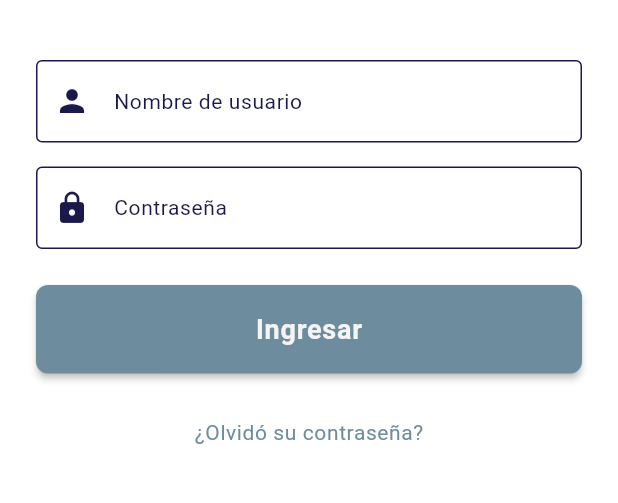
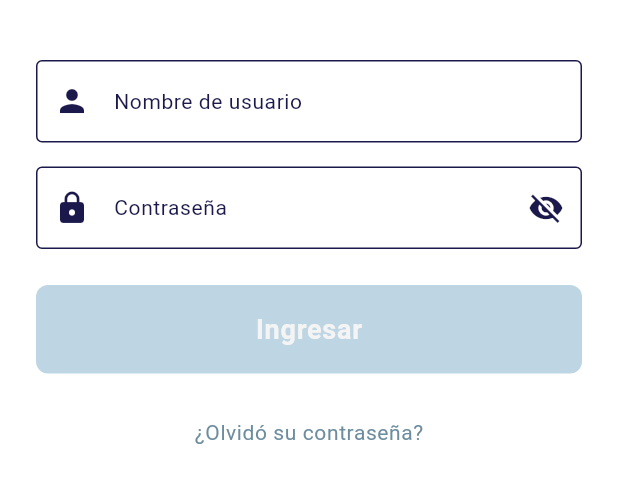
Before and after one commit to Garyjnm/aplicacion_movil_farmacia_joshua, a Flutter app: the screen it shows after launch, on a phone screen of 412 x 824 dp, the part 450-953 px from its top. Run offline on Flutter 3.47's test engine with Material 3 defaults, Android fonts, the phone set to English and light mode, and no system bars; our stand-ins replace auto_route, dio, flutter_riverpod, shared_preferences; generated files the repository leaves out were written again; Roboto replaces fonts that are missing (Segoe UI); project files that could hold a hidden picture were left out.

Commit message:
Agregando validaciones necesarias para el login

```diff
--- a/lib/data/services/auth_service.dart
+++ b/lib/data/services/auth_service.dart
@@ -4,7 +4,7 @@ import '../models/auth_response.dart';
 class AuthService {
   // Use the deployed Azure API as the base URL
   // Note: ensure the trailing '/api' matches your server routing (Keystone: the swagger URL uses '/swagger', API root usually '/api')
-  final String baseUrl = 'http://10.0.2.2:50498/api';
+  final String baseUrl = 'http://localhost:50498/api';
   final Dio _dio = Dio(); // Instancia de Dio para realizar las solicitudes HTTP
 
   AuthService() { // Constructor para inicializar la configuración de Dio
--- a/lib/ui/authentication/screens/login_screen.dart
+++ b/lib/ui/authentication/screens/login_screen.dart
@@ -22,7 +22,43 @@ class _LoginScreenState extends State<LoginScreen> {
   final TextEditingController _passwordController =
       TextEditingController(); //este controlador nos permite obtener el texto del campo de contraseña
 
+  // Focus nodes y banderas para controlar cuándo mostrar errores (solo después de que el usuario toque y salga del campo)
+  final FocusNode _usernameFocus = FocusNode();
+  final FocusNode _passwordFocus = FocusNode();
+
+  bool _usernameTouched = false;
+  bool _passwordTouched = false;
+
+  bool _obscurePassword = true;
+
   bool _isLoading = false; //nuevo estado para controlar la animación del botón
+  bool _isFormValid = false; // control para habilitar el botón sin depender de dismiss keyboard
+
+  @override
+  void initState() {
+    super.initState();
+
+    // Cuando el foco se pierde marcaremos el campo como "tocado" para mostrar errores
+    _usernameFocus.addListener(() {
+      if (!_usernameFocus.hasFocus) {
+        setState(() {
+          _usernameTouched = true;
+        });
+      }
+    });
+
+    _passwordFocus.addListener(() {
+      if (!_passwordFocus.hasFocus) {
+        setState(() {
+          _passwordTouched = true;
+        });
+      }
+    });
+
+    // Escuchar cambios para actualizar el estado del botón inmediatamente
+    _usernameController.addListener(_updateFormValidity);
+    _passwordController.addListener(_updateFormValidity);
+  }
 
   @override
   void dispose() {
@@ -30,7 +66,18 @@ class _LoginScreenState extends State<LoginScreen> {
         .dispose(); //liberamos los recursos del controlador cuando ya no se necesita
     _passwordController
         .dispose(); //liberamos los recursos del controlador cuando ya no se necesita
+    _usernameFocus.dispose();
+    _passwordFocus.dispose();
     super.dispose();
+  }
+
+  void _updateFormValidity() {
+    final valid = _usernameController.text.trim().length >= 3 && _passwordController.text.length >= 3;
+    if (valid != _isFormValid) {
+      setState(() {
+        _isFormValid = valid;
+      });
+    }
   }
 
   void _login() async {
@@ -179,30 +226,46 @@ class _LoginScreenState extends State<LoginScreen> {
               ),
               const SizedBox(height: 40),
 
-              // ------Apartado de Usuario---------
-              TextField(
-                controller:
-                    _usernameController, //asociamos el controlador al campo de texto
+              // ------Formulario de login (validación mostrada solo tras tocar y salir del campo)---------
+              Form(
+                // Usamos AutovalidateMode.always pero los validators solo mostrarán
+                // errores si el campo ha sido tocado (focus lost). Esto evita errores
+                // inmediatos al entrar a la pantalla.
+                autovalidateMode: AutovalidateMode.always,
+                child: Column(
+                  children: [
+                    TextFormField(
+                      controller: _usernameController,
+                      focusNode: _usernameFocus,
+                      textInputAction: TextInputAction.next,
                       style: textTheme.bodyMedium!.copyWith(
-                  color: colorScheme.onSurface, //color del texto según el tema
+                        color: colorScheme.onSurface,
                         fontSize: 16,
                       ),
+                      validator: (value) {
+                        if (!_usernameTouched) return null;
+                        final String usernameValue = value?.trim() ?? '';
+                        if (usernameValue.isEmpty) return 'Por favor ingrese su usuario';
+                        if (usernameValue.length < 3) return 'El usuario debe tener al menos 3 caracteres';
+                        return null;
+                      },
+                      onFieldSubmitted: (_) => _passwordFocus.requestFocus(),
                       decoration: InputDecoration(
                         labelText: 'Nombre de usuario',
                         hintText: 'Ingrese su nombre de usuario',
                         prefixIcon: Icon(Icons.person, color: colorScheme.onSurface),
+                        errorStyle: TextStyle(color: colorScheme.error),
                         labelStyle: textTheme.bodySmall!.copyWith(
                           color: colorScheme.onSurface,
                         ),
                         border: OutlineInputBorder(
-                    borderRadius: BorderRadius.circular(8), //borde redondeado
+                          borderRadius: BorderRadius.circular(8),
                         ),
                         focusedBorder: OutlineInputBorder(
                           borderRadius: BorderRadius.circular(8),
                           borderSide: BorderSide(
-                      color: colorScheme
-                          .secondaryContainer, //color del borde según el tema
-                      width: 2, //grosor del borde
+                            color: colorScheme.secondaryContainer,
+                            width: 2,
                           ),
                         ),
                         contentPadding: const EdgeInsets.symmetric(
@@ -212,18 +275,36 @@ class _LoginScreenState extends State<LoginScreen> {
                       ),
                     ),
                     const SizedBox(height: 16),
-
-              // ------Apartado de Contraseña---------
-              TextField(
+                    TextFormField(
                       controller: _passwordController,
-                obscureText: true,
+                      focusNode: _passwordFocus,
+                      obscureText: _obscurePassword,
+                      textInputAction: TextInputAction.done,
                       style: textTheme.bodyMedium!.copyWith(
-                  color: colorScheme.onSurface, //color del texto según el tema
+                        color: colorScheme.onSurface,
                       ),
+                      validator: (value) {
+                        if (!_passwordTouched) return null;
+                        final String passwordValue = value ?? '';
+                        if (passwordValue.isEmpty) return 'Por favor ingrese su contraseña';
+                        if (passwordValue.length < 3) return 'La contraseña debe tener al menos 3 caracteres';
+                        return null;
+                      },
+                      onFieldSubmitted: (_) {
+                        if (_isFormValid && !_isLoading) _login();
+                      },
                       decoration: InputDecoration(
                         labelText: 'Contraseña',
                         hintText: 'Ingrese su contraseña',
                         prefixIcon: Icon(Icons.lock, color: colorScheme.onSurface),
+                        errorStyle: TextStyle(color: colorScheme.error),
+                        suffixIcon: IconButton(
+                          icon: Icon(
+                            _obscurePassword ? Icons.visibility_off : Icons.visibility,
+                            color: colorScheme.onSurface,
+                          ),
+                          onPressed: () => setState(() => _obscurePassword = !_obscurePassword),
+                        ),
                         labelStyle: textTheme.bodySmall!.copyWith(
                           color: colorScheme.onSurface,
                         ),
@@ -233,8 +314,7 @@ class _LoginScreenState extends State<LoginScreen> {
                         focusedBorder: OutlineInputBorder(
                           borderRadius: BorderRadius.circular(8),
                           borderSide: BorderSide(
-                      color: colorScheme
-                          .secondaryContainer, //color del borde según el tema
+                            color: colorScheme.secondaryContainer,
                             width: 2,
                           ),
                         ),
@@ -245,10 +325,13 @@ class _LoginScreenState extends State<LoginScreen> {
                       ),
                     ),
                     const SizedBox(height: 24),
+                  ],
+                ),
+              ),
 
               // ------Boton de login---------
               ElevatedButton(
-                onPressed: _isLoading ? null : _login,
+                onPressed: (_isLoading || !_isFormValid) ? null : _login,
                 style: ElevatedButton.styleFrom(
                   backgroundColor: colorScheme
                       .secondaryContainer, //color del botón según el tema
--- a/lib/ui/core/themes/dark_theme.dart
+++ b/lib/ui/core/themes/dark_theme.dart
@@ -8,8 +8,9 @@ final ColorScheme _darkColorScheme = const ColorScheme(
   onPrimaryContainer: Colors.white,
   secondary: Color(0xFFA3BECD),
   onSecondary: Color(0xFF1B194B),
-  error: Color(0xFFE6F2F9),
-  onError: Color(0xFF4D0A0F),
+  // Color de error para modo oscuro (visibilidad en fondos oscuros)
+  error: Color(0xFFB00020),
+  onError: Color(0xFFFFFFFF),
   surface: Color.fromARGB(255, 0, 0, 0),
   onSurface: Colors.white,
 );
--- a/lib/ui/core/themes/light_theme.dart
+++ b/lib/ui/core/themes/light_theme.dart
@@ -11,8 +11,9 @@ final ColorScheme _lightColorScheme = const ColorScheme(
   secondaryContainer: Color(0xFF6D8D9F),
   onSecondaryContainer: Color(0xFFF4F4F4),
   tertiary: Color(0xFF4D0A0F),
-  error: Color(0xFFE6F2F9),
-  onError: Color(0xFF4D0A0F),
+  // Color de error usado para validaciones/alerts. Antes estaba demasiado claro y no se veía.
+  error: Color(0xFFB00020), // rojo material para errores
+  onError: Color(0xFFFFFFFF),
   surface: Color(0xFFF4F4F4),
   onSurface: Color(0xFF1B194B),
 );
```
Lines whose indentation alone changed are shown as unchanged.
